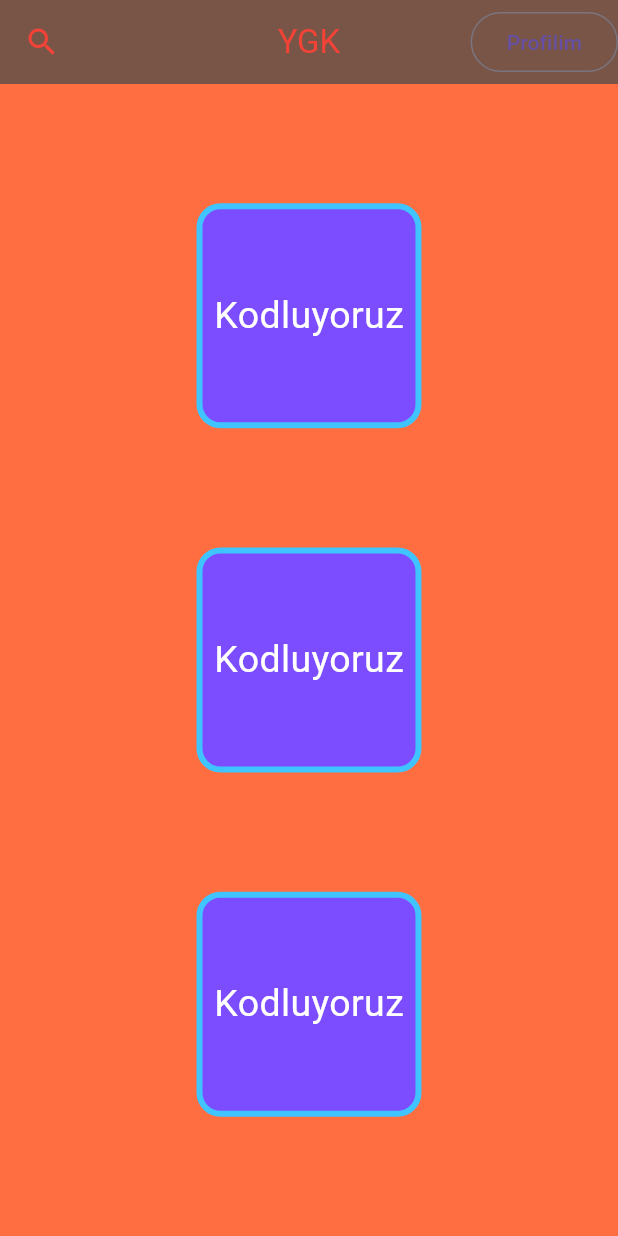
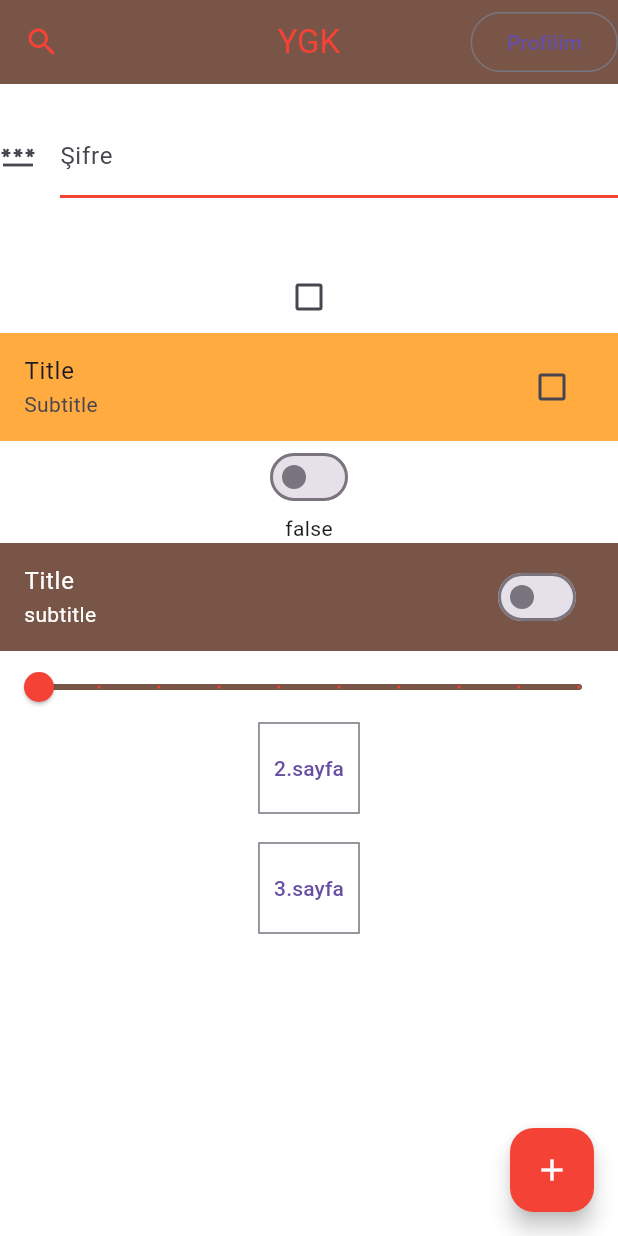
Before and after one commit to aytenakbs/FlutterExamples, a Flutter app: the screen it shows after launch, on a phone screen of 412 x 824 dp. Run offline on Flutter 3.47's test engine with Material 3 defaults, Android fonts, the phone set to English and light mode, and no system bars; missing offline and left inert: dart:ffi.

Commit message:
2 Pages added

```diff
--- a/lib/main.dart
+++ b/lib/main.dart
@@ -1,24 +1,64 @@
+import 'dart:ffi';
 import 'package:flutter/material.dart';
+
+import 'SecondPage.dart';
+import 'ThirdPage.dart';
 
 void main() {
   runApp(MyApp());
 }
 
-class MyApp extends StatelessWidget {
+class MyApp extends StatefulWidget {
   const MyApp({super.key});
 
   @override
+  State<MyApp> createState() => _MyAppState();
+}
+
+class _MyAppState extends State<MyApp> {
+  @override
   Widget build(BuildContext context) {
-    return MaterialApp(
-      home: Scaffold(
-          backgroundColor: Colors.deepOrangeAccent,
+    return MaterialApp(home: HomePage());
+  }
+}
+
+class HomePage extends StatefulWidget {
+  const HomePage({super.key});
+
+  @override
+  State<HomePage> createState() => _HomePageState();
+}
+
+class _HomePageState extends State<HomePage> {
+  //controller tanımlama
+  TextEditingController _sifrecontroller = TextEditingController();
+  String textFieldDegiskeni = '';
+  bool isChecked = false;
+  bool isSwitched = false;
+  double sliderValue = 10.0;
+  @override
+  Widget build(BuildContext context) {
+    return Scaffold(
+      //floatingactionButton özelliği
+      floatingActionButton: FloatingActionButton(
+        backgroundColor: Colors.red,
+        onPressed: () {
+          print('floatingactionButton basıldı!');
+        },
+        child: Icon(
+          Icons.add,
+          color: Colors.white,
+        ),
+      ),
+      backgroundColor: Colors.white,
       appBar: AppBar(
         actions: [
           OutlinedButton(
             onPressed: () {
               print('Butona Tıklandı!');
             },
-                  child: Text('Profilim'))
+            child: Text('Profilim'),
+          )
         ],
         backgroundColor: Colors.brown,
         title: Text('YGK'),
@@ -26,48 +66,124 @@ class MyApp extends StatelessWidget {
         leading: Icon(Icons.search),
         foregroundColor: Colors.red,
       ),
-          body: SizedBox(
-            width:500,
-            child: Column(
-              mainAxisAlignment:MainAxisAlignment.spaceEvenly,
-              crossAxisAlignment: CrossAxisAlignment.center,
+      body: Column(
         children: [
-                Container(
-                    child: Center(child: Text('Kodluyoruz',style:TextStyle(color: Colors.white,fontSize: 25))),
-                    height: 150,
-                    width: 150,
-                    decoration: BoxDecoration(
-                        color: Colors.deepPurpleAccent,
-                        border: Border.all(color: Colors.lightBlueAccent,width: 4),
-                        // shape: BoxShape.circle,
-                        //shape:BoxShape.rectangle,
-                        borderRadius: BorderRadius.circular(16)
+          SizedBox(height: 20),
+          TextField(
+            controller: _sifrecontroller,
+            //değiştiğinde:
+            onChanged: (_text) {
+              //ekran her değiştiğinde burası tekrar çalışsın
+              setState(() {
+                textFieldDegiskeni = _text;
+              });
+            },
+            decoration: InputDecoration(
+              //filled: true,
+              //fillColor: Colors.deepOrangeAccent,
+                hintText: 'Lütfen şifrenizi giriniz.',
+                labelText: 'Şifre',
+                icon: Icon(Icons.password),
+                enabledBorder: UnderlineInputBorder(
+                    borderSide: BorderSide(color: Colors.red, width: 2)),
+                focusedBorder: OutlineInputBorder(
+                    borderSide:
+                    BorderSide(color: Colors.blueAccent, width: 3))),
+          ),
+          Text(_sifrecontroller.text),
+          Text(textFieldDegiskeni.toString()),
+          Checkbox(
+              checkColor: Colors.blueAccent,
+              activeColor: Colors.black,
+              //checkbox'ta yapacağım her değişiklik bu değişkeni etkilesin
+              value: isChecked,
+              onChanged: (_control) {
+                setState(() {
+                  isChecked = _control!;
+                });
+              }),
+          Visibility(
+              visible: isChecked,
+              child: Container(
+                height: 50,
+                width: 50,
+                color: Colors.red,
               )),
-                Container(
-                    child: Center(child: Text('Kodluyoruz',style:TextStyle(color: Colors.white,fontSize: 25))),
-                    height: 150,
-                    width: 150,
-                    decoration: BoxDecoration(
-                        color: Colors.deepPurpleAccent,
-                        border: Border.all(color: Colors.lightBlueAccent,width: 4),
-                        // shape: BoxShape.circle,
-                        //shape:BoxShape.rectangle,
-                        borderRadius: BorderRadius.circular(16)
-                    )),
-                Container(
-                    child: Center(child: Text('Kodluyoruz',style:TextStyle(color: Colors.white,fontSize: 25))),
-                    height: 150,
-                    width: 150,
-                    decoration: BoxDecoration(
-                        color: Colors.deepPurpleAccent,
-                        border: Border.all(color: Colors.lightBlueAccent,width: 4),
-                        // shape: BoxShape.circle,
-                        //shape:BoxShape.rectangle,
-                        borderRadius: BorderRadius.circular(16)
-                    )),
+          CheckboxListTile(
+              title: Text('Title'),
+              subtitle: Text('Subtitle'),
+              tileColor: Colors.orangeAccent,
+              value: isChecked,
+              onChanged: (_val) {
+                setState(() {
+                  isChecked = _val!;
+                });
+              }),
+          Switch(
+              activeColor: Colors.black,
+              value: isSwitched,
+              onChanged: (ilkDeger) {
+                setState(() {
+                  isSwitched = ilkDeger;
+                });
+              }),
+          Text(isSwitched.toString()),
+          SwitchListTile(
+              title: Text(
+                'Title',
+                style: TextStyle(color: Colors.white),
+              ),
+              subtitle: Text('subtitle', style: TextStyle(color: Colors.white)),
+              tileColor: Colors.brown,
+              value: isSwitched,
+              onChanged: (_yeni) {
+                setState(() {
+                  isSwitched = _yeni;
+                });
+              }),
+          Slider(
+            min: 10.0,
+            max: 100,
+            divisions: 9,
+            label: sliderValue.toString(),
+            inactiveColor: Colors.brown,
+            activeColor: Colors.red,
+            value: sliderValue,
+            onChanged: (double value) {
+              setState(() {
+                sliderValue = value;
+              });
+            },
+          ),
+          OutlinedButton(
+              style: OutlinedButton.styleFrom(
+                padding: EdgeInsets.symmetric(vertical: 20, horizontal: 10),
+                shape: ContinuousRectangleBorder(),
+              ),
+              onPressed: () {
+                Route sayfa2yeGecis = MaterialPageRoute(builder: (context) {
+                  return SecondPage();
+                });
+                Navigator.pushReplacement(context, sayfa2yeGecis);
+              },
+              child: Text('2.sayfa')),
+          SizedBox(height: 20),
+          OutlinedButton(
+              style: OutlinedButton.styleFrom(
+                padding: EdgeInsets.symmetric(vertical: 20, horizontal: 10),
+                shape: ContinuousRectangleBorder(),
+              ),
+              onPressed: () {
+                //sayfa3eGecis adında bir geçiş tanımladım.
+                Route sayfa3eGecis = MaterialPageRoute(builder: (context) {
+                  return ThirdPage();
+                });
+
+                Navigator.push(context, sayfa3eGecis);
+              },
+              child: Text('3.sayfa')),
         ],
       ),
-          )),
     );
   }
 }
```
Also changed, not shown: lib/SecondPage.dart (added, +39 -0 lines), lib/ThirdPage.dart (added, +38 -0 lines). Lines whose indentation alone changed are shown as unchanged.
